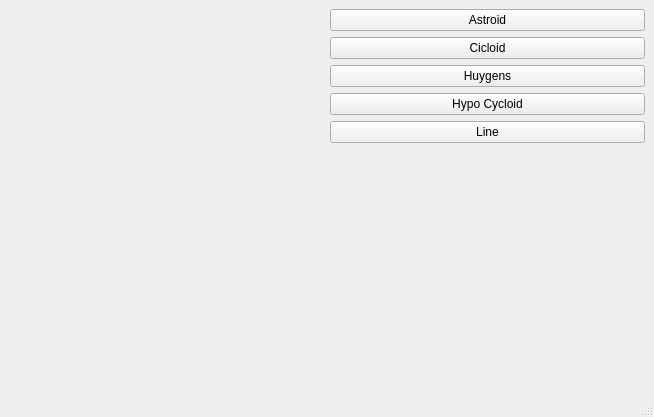
Qt form mainwindow.ui (jetfire13/QtCurves-learning-) before a commit.
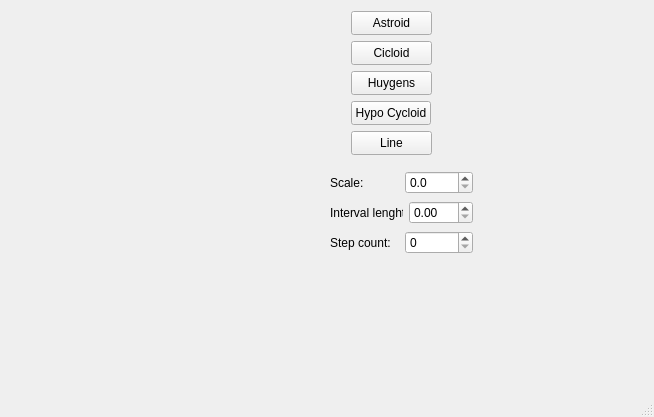
The same form after that commit. Custom widgets are drawn as their Qt base class.

Commit message: can now customize scale, interval lenght and step count

Diff of the .ui file:
```diff
--- a/mainwindow.ui
+++ b/mainwindow.ui
@@ -14,67 +14,156 @@
    <string>MainWindow</string>
   </property>
   <widget class="QWidget" name="centralwidget">
-   <layout class="QGridLayout" name="gridLayout">
-    <item row="0" column="0">
-     <layout class="QHBoxLayout" name="horizontalLayout">
-      <item>
-       <widget class="RenderArea" name="renderArea" native="true"/>
-      </item>
-      <item>
-       <layout class="QVBoxLayout" name="verticalLayout">
-        <item>
+   <widget class="RenderArea" name="renderArea" native="true">
+    <property name="geometry">
+     <rect>
+      <x>10</x>
+      <y>10</y>
+      <width>231</width>
+      <height>192</height>
+     </rect>
+    </property>
+   </widget>
+   <widget class="QPushButton" name="btnLine">
+    <property name="geometry">
+     <rect>
+      <x>351</x>
+      <y>131</y>
+      <width>81</width>
+      <height>24</height>
+     </rect>
+    </property>
+    <property name="text">
+     <string>Line</string>
+    </property>
+   </widget>
+   <widget class="QPushButton" name="btnHypo">
+    <property name="geometry">
+     <rect>
+      <x>351</x>
+      <y>101</y>
+      <width>80</width>
+      <height>24</height>
+     </rect>
+    </property>
+    <property name="text">
+     <string>Hypo Cycloid</string>
+    </property>
+   </widget>
          <widget class="QPushButton" name="btnAstroid">
+    <property name="geometry">
+     <rect>
+      <x>351</x>
+      <y>11</y>
+      <width>81</width>
+      <height>24</height>
+     </rect>
+    </property>
           <property name="text">
            <string>Astroid</string>
           </property>
          </widget>
-        </item>
-        <item>
          <widget class="QPushButton" name="btnCycloid">
+    <property name="geometry">
+     <rect>
+      <x>351</x>
+      <y>41</y>
+      <width>81</width>
+      <height>24</height>
+     </rect>
+    </property>
           <property name="text">
            <string>Cicloid</string>
           </property>
          </widget>
-        </item>
-        <item>
          <widget class="QPushButton" name="btnHuygensCycloid">
+    <property name="geometry">
+     <rect>
+      <x>351</x>
+      <y>71</y>
+      <width>81</width>
+      <height>24</height>
+     </rect>
+    </property>
           <property name="text">
            <string>Huygens</string>
           </property>
          </widget>
-        </item>
+   <widget class="QWidget" name="">
+    <property name="geometry">
+     <rect>
+      <x>330</x>
+      <y>170</y>
+      <width>143</width>
+      <height>86</height>
+     </rect>
+    </property>
+    <layout class="QVBoxLayout" name="verticalLayout">
         <item>
-         <widget class="QPushButton" name="btnHypo">
+      <layout class="QHBoxLayout" name="horizontalLayout">
+       <item>
+        <widget class="QLabel" name="label">
           <property name="text">
-           <string>Hypo Cycloid</string>
+          <string>Scale:</string>
           </property>
          </widget>
         </item>
         <item>
-         <widget class="QPushButton" name="btnLine">
+        <widget class="QDoubleSpinBox" name="spinScale">
+         <property name="decimals">
+          <number>1</number>
+         </property>
+         <property name="singleStep">
+          <double>0.100000000000000</double>
+         </property>
+        </widget>
+       </item>
+      </layout>
+     </item>
+     <item>
+      <layout class="QHBoxLayout" name="horizontalLayout_2">
+       <item>
+        <widget class="QLabel" name="label_2">
           <property name="text">
-           <string>Line</string>
+          <string>Interval lenght:</string>
           </property>
          </widget>
         </item>
         <item>
-         <spacer name="verticalSpacer">
-          <property name="orientation">
-           <enum>Qt::Vertical</enum>
-          </property>
-          <property name="sizeHint" stdset="0">
-           <size>
-            <width>20</width>
-            <height>40</height>
-           </size>
-          </property>
-         </spacer>
+        <widget class="QDoubleSpinBox" name="spinInterval">
+         <property name="maximum">
+          <double>100.000000000000000</double>
+         </property>
+         <property name="singleStep">
+          <double>0.100000000000000</double>
+         </property>
+        </widget>
         </item>
        </layout>
       </item>
+     <item>
+      <layout class="QHBoxLayout" name="horizontalLayout_3">
+       <item>
+        <widget class="QLabel" name="label_3">
+         <property name="text">
+          <string>Step count:</string>
+         </property>
+        </widget>
+       </item>
+       <item>
+        <widget class="QSpinBox" name="spinCount">
+         <property name="maximum">
+          <number>512</number>
+         </property>
+         <property name="singleStep">
+          <number>1</number>
+         </property>
+        </widget>
+       </item>
      </layout>
     </item>
    </layout>
+   </widget>
   </widget>
   <widget class="QMenuBar" name="menubar">
    <property name="geometry">
```
Lines whose indentation alone changed are shown as unchanged. The commit also changes 3 other files.
